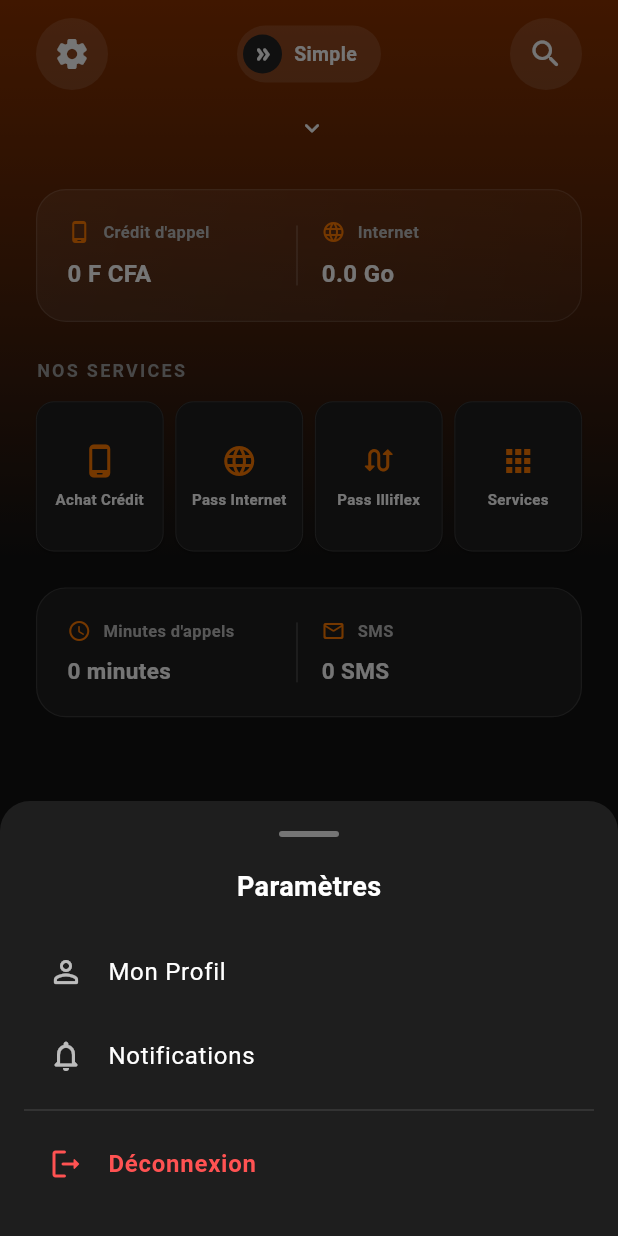
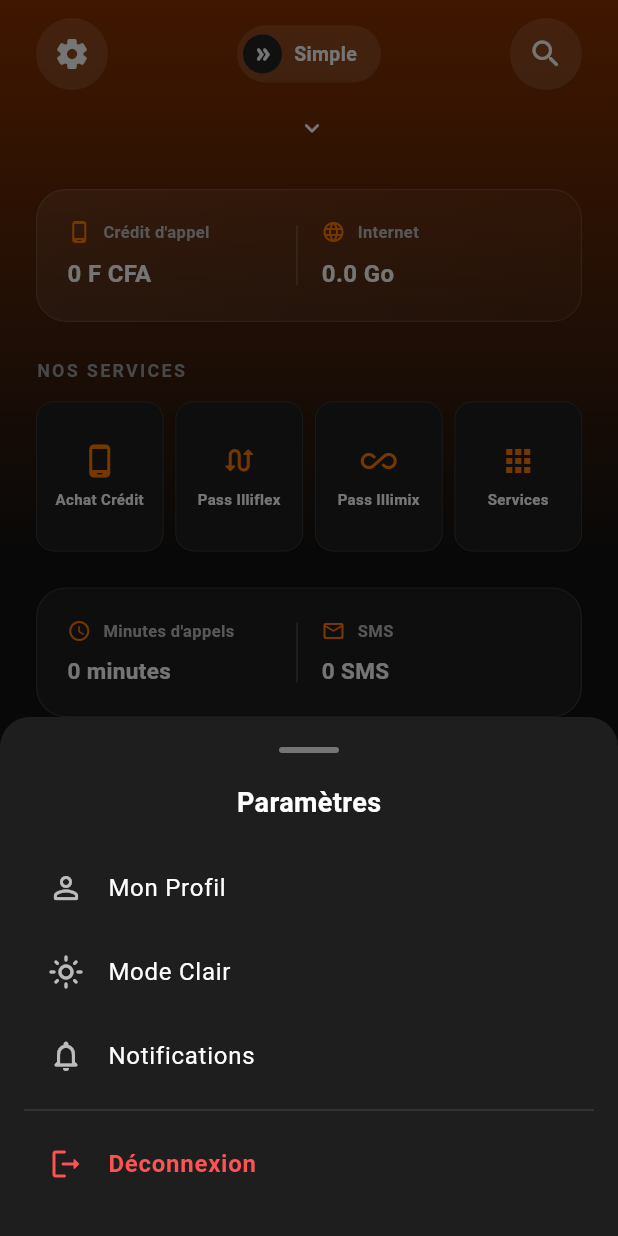
Before and after one commit to memoire-ISI-26/client-ui, a Flutter app: the HomeScreen screen opened directly with empty values, after a tap on the "settings" icon, on a phone screen of 412 x 824 dp. Run offline on Flutter 3.47's test engine with Material 3 defaults, Android fonts, the phone set to English and light mode, and no system bars; network calls fail.

Commit message:
feat: implemented dark/light mode

```diff
--- a/lib/main.dart
+++ b/lib/main.dart
@@ -1,5 +1,8 @@
 import 'package:flutter/material.dart';
 import 'package:client_ui/screens/login_screen.dart';
+
+// Global ValueNotifier to listen to theme changes (default is dark mode)
+final ValueNotifier<ThemeMode> themeNotifier = ValueNotifier(ThemeMode.dark);
 
 void main() {
   runApp(const MyApp());
@@ -10,17 +13,28 @@ class MyApp extends StatelessWidget {
 
   @override
   Widget build(BuildContext context) {
+    return ValueListenableBuilder<ThemeMode>(
+      valueListenable: themeNotifier,
+      builder: (_, ThemeMode currentMode, __) {
         return MaterialApp(
           title: 'Max It Client',
           debugShowCheckedModeBanner: false,
+          themeMode: currentMode,
           theme: ThemeData(
             useMaterial3: true,
-        colorScheme: ColorScheme.fromSeed(
-          seedColor: const Color(0xFFFF7900),
+            brightness: Brightness.light,
+            primaryColor: const Color(0xFFFF7900),
+            scaffoldBackgroundColor: const Color(0xFFF5F5F5),
+            appBarTheme: const AppBarTheme(
+              backgroundColor: Color(0xFFF5F5F5),
+              foregroundColor: Colors.black,
+              elevation: 0,
+            ),
+          ),
+          darkTheme: ThemeData(
+            useMaterial3: true,
             brightness: Brightness.dark,
-          primary: const Color(0xFFFF7900),
-          background: const Color(0xFF121212),
-        ),
+            primaryColor: const Color(0xFFFF7900),
             scaffoldBackgroundColor: const Color(0xFF121212),
             appBarTheme: const AppBarTheme(
               backgroundColor: Color(0xFF121212),
@@ -30,5 +44,7 @@ class MyApp extends StatelessWidget {
           ),
           home: const LoginScreen(),
         );
+      },
+    );
   }
 }
--- a/lib/screens/home_screen.dart
+++ b/lib/screens/home_screen.dart
@@ -11,6 +11,8 @@ import 'package:client_ui/screens/withdrawal_screen.dart';
 import 'package:client_ui/screens/rapido_screen.dart';
 import 'package:client_ui/screens/transfert_screen.dart';
 import 'package:client_ui/screens/achat_international_screen.dart';
+import 'package:client_ui/screens/profile_screen.dart';
+import 'package:client_ui/main.dart';
 
 class ServiceItem {
   final String title;
@@ -63,14 +65,8 @@ class _HomeScreenState extends State<HomeScreen> {
   List<ServiceItem> _omyServices = [];
   List<String> _preferredServiceIds = [];
   Map<String, List<String>> _preferredServiceIdsMap = {};
-  Map<String, List<String>> _defaultServices = {
-    "OMY": ["OMY.SERVICES.TRANSFERT", "OMY.SERVICES.VOICEBUNDLE"],
-    "TELCO": ["TELCO.SERVICES.PASS.VOICE", "TELCO.SERVICES.PASS.DATA"]
-  };
-  Map<String, List<String>> _defaultServicesAdvanced = {
-    "OMY": ["OMY.SERVICES.TRANSFERT", "OMY.SERVICES.VOICEBUNDLE", "DEPOT", "OMY.SERVICES.RETRAIT", "RAPIDO"],
-    "TELCO": ["TELCO.SERVICES.PASS.VOICE", "TELCO.SERVICES.PASS.DATA", "TELCO.SERVICES.PASS.ILLIMIX", "TELCO.SERVICES.PASS.ILLIFLEX", "TELCO.SERVICES.PASS.VOICE"]
-  };
+  Map<String, List<String>> _defaultServices = {};
+  Map<String, List<String>> _defaultServicesAdvanced = {};
 
   @override
   void initState() {
@@ -618,22 +614,23 @@ class _HomeScreenState extends State<HomeScreen> {
   @override
   Widget build(BuildContext context) {
     const orangeColor = Color(0xFFFF7900);
-    const darkBgColor = Color(0xFF121212);
-    const darkCardColor = Color(0xFF1E1E1E);
+    final isDark = Theme.of(context).brightness == Brightness.dark;
+    final darkBgColor = isDark ? const Color(0xFF121212) : const Color(0xFFF5F5F5);
+    final darkCardColor = isDark ? const Color(0xFF1E1E1E) : Colors.white;
 
     return Scaffold(
       backgroundColor: darkBgColor,
       body: Container(
-        decoration: const BoxDecoration(
+        decoration: BoxDecoration(
           gradient: LinearGradient(
             begin: Alignment.topCenter,
             end: Alignment.bottomCenter,
             colors: [
-              Color(0xFF8C3200), // Premium dark orange gradient
-              Color(0xFF121212),
-              Color(0xFF121212),
+              isDark ? const Color(0xFF8C3200) : const Color(0xFFFFEAD5),
+              darkBgColor,
+              darkBgColor,
             ],
-            stops: [0.0, 0.45, 1.0],
+            stops: const [0.0, 0.45, 1.0],
           ),
         ),
         child: SafeArea(
@@ -651,11 +648,11 @@ class _HomeScreenState extends State<HomeScreen> {
                         // Left: Settings gear button
                         Container(
                           decoration: BoxDecoration(
-                            color: Colors.white.withOpacity(0.12),
+                            color: isDark ? Colors.white.withOpacity(0.12) : Colors.black.withOpacity(0.08),
                             shape: BoxShape.circle,
                           ),
                           child: IconButton(
-                            icon: const Icon(Icons.settings_rounded, color: Colors.white),
+                            icon: Icon(Icons.settings_rounded, color: isDark ? Colors.white : Colors.black87),
                             onPressed: () => _showSettingsBottomSheet(context, darkCardColor, orangeColor),
                           ),
                         ),
@@ -672,7 +669,7 @@ class _HomeScreenState extends State<HomeScreen> {
                             height: 38,
                             padding: const EdgeInsets.symmetric(horizontal: 4, vertical: 4),
                             decoration: BoxDecoration(
-                              color: Colors.white.withOpacity(0.12),
+                              color: isDark ? Colors.white.withOpacity(0.12) : Colors.black.withOpacity(0.08),
                               borderRadius: BorderRadius.circular(19),
                             ),
                             child: Row(
@@ -681,36 +678,36 @@ class _HomeScreenState extends State<HomeScreen> {
                                 if (_isSimpleMode) ...[
                                   Container(
                                     padding: const EdgeInsets.all(6),
-                                    decoration: const BoxDecoration(
-                                      color: Color(0xFF222222),
+                                    decoration: BoxDecoration(
+                                      color: isDark ? const Color(0xFF222222) : Colors.white,
                                       shape: BoxShape.circle,
                                     ),
-                                    child: const Icon(Icons.double_arrow_rounded, color: Colors.white, size: 14),
+                                    child: Icon(Icons.double_arrow_rounded, color: isDark ? Colors.white : const Color(0xFFFF7900), size: 14),
                                   ),
                                   const SizedBox(width: 8),
-                                  const Padding(
-                                    padding: EdgeInsets.only(right: 12.0),
+                                  Padding(
+                                    padding: const EdgeInsets.only(right: 12.0),
                                     child: Text(
                                       "Simple",
-                                      style: TextStyle(color: Colors.white, fontWeight: FontWeight.bold, fontSize: 13),
+                                      style: TextStyle(color: isDark ? Colors.white : Colors.black87, fontWeight: FontWeight.bold, fontSize: 13),
                                     ),
                                   ),
                                 ] else ...[
-                                  const Padding(
-                                    padding: EdgeInsets.only(left: 12.0),
+                                  Padding(
+                                    padding: const EdgeInsets.only(left: 12.0),
                                     child: Text(
                                       "Avancé",
-                                      style: TextStyle(color: Colors.white, fontWeight: FontWeight.bold, fontSize: 13),
+                                      style: TextStyle(color: isDark ? Colors.white : Colors.black87, fontWeight: FontWeight.bold, fontSize: 13),
                                     ),
                                   ),
                                   const SizedBox(width: 8),
                                   Container(
                                     padding: const EdgeInsets.all(6),
-                                    decoration: const BoxDecoration(
-                                      color: Color(0xFF222222),
+                                    decoration: BoxDecoration(
+                                      color: isDark ? const Color(0xFF222222) : Colors.white,
                                       shape: BoxShape.circle,
                                     ),
-                                    child: const Icon(Icons.keyboard_double_arrow_left_rounded, color: Colors.white, size: 14),
+                                    child: Icon(Icons.keyboard_double_arrow_left_rounded, color: isDark ? Colors.white : const Color(0xFFFF7900), size: 14),
                                   ),
                                 ],
                               ],
@@ -721,11 +718,11 @@ class _HomeScreenState extends State<HomeScreen> {
                         // Right: Search Button
                         Container(
                           decoration: BoxDecoration(
-                            color: Colors.white.withOpacity(0.12),
+                            color: isDark ? Colors.white.withOpacity(0.12) : Colors.black.withOpacity(0.08),
                             shape: BoxShape.circle,
                           ),
                           child: IconButton(
-                            icon: const Icon(Icons.search_rounded, color: Colors.white),
+                            icon: Icon(Icons.search_rounded, color: isDark ? Colors.white : Colors.black87),
                             onPressed: () {
                               showSearch(
                                 context: context,
@@ -744,15 +741,15 @@ class _HomeScreenState extends State<HomeScreen> {
                     children: [
                       Text(
                         _getObfuscatedPhone(widget.identifier),
-                        style: const TextStyle(
-                          color: Colors.white,
+                        style: TextStyle(
+                          color: isDark ? Colors.white : Colors.black87,
                           fontSize: 18,
                           fontWeight: FontWeight.bold,
                           letterSpacing: 1.2,
                         ),
                       ),
                       const SizedBox(width: 4),
-                      const Icon(Icons.keyboard_arrow_down_rounded, color: Colors.white, size: 20),
+                      Icon(Icons.keyboard_arrow_down_rounded, color: isDark ? Colors.white : Colors.black87, size: 20),
                     ],
                   ),
                   const SizedBox(height: 16),
@@ -1439,6 +1436,11 @@ class _HomeScreenState extends State<HomeScreen> {
         borderRadius: BorderRadius.vertical(top: Radius.circular(20)),
       ),
       builder: (BuildContext context) {
+        final isDark = Theme.of(context).brightness == Brightness.dark;
+        final sheetTextColor = isDark ? Colors.white : Colors.black87;
+        final sheetIconColor = isDark ? Colors.white70 : Colors.black54;
+        final dividerColor = isDark ? Colors.white12 : Colors.black12;
+
         return SafeArea(
           child: Padding(
             padding: const EdgeInsets.symmetric(vertical: 20, horizontal: 16),
@@ -1450,46 +1452,63 @@ class _HomeScreenState extends State<HomeScreen> {
                   height: 4,
                   margin: const EdgeInsets.only(bottom: 20),
                   decoration: BoxDecoration(
-                    color: Colors.grey[600],
+                    color: isDark ? Colors.grey[600] : Colors.grey[400],
                     borderRadius: BorderRadius.circular(2),
                   ),
                 ),
-                const Text(
+                Text(
                   "Paramètres",
                   style: TextStyle(
-                    color: Colors.white,
+                    color: sheetTextColor,
                     fontSize: 18,
                     fontWeight: FontWeight.bold,
                   ),
                 ),
                 const SizedBox(height: 16),
                 ListTile(
-                  leading: const Icon(Icons.person_outline_rounded, color: Colors.white70),
-                  title: const Text("Mon Profil", style: TextStyle(color: Colors.white)),
+                  leading: Icon(Icons.person_outline_rounded, color: sheetIconColor),
+                  title: Text("Mon Profil", style: TextStyle(color: sheetTextColor)),
+                  onTap: () {
+                    Navigator.pop(context);
+                    Navigator.push(
+                      context,
+                      MaterialPageRoute(
+                        builder: (context) => ProfileScreen(
+                          myNumber: widget.identifier,
+                          token: widget.token,
+                        ),
+                      ),
+                    );
+                  },
+                ),
+                ListTile(
+                  leading: Icon(
+                    isDark ? Icons.light_mode_outlined : Icons.dark_mode_outlined,
+                    color: sheetIconColor,
+                  ),
+                  title: Text(
+                    isDark ? "Mode Clair" : "Mode Sombre",
+                    style: TextStyle(color: sheetTextColor),
+                  ),
+                  onTap: () {
+                    Navigator.pop(context);
+                    themeNotifier.value = isDark ? ThemeMode.light : ThemeMode.dark;
+                  },
+                ),
+                ListTile(
+                  leading: Icon(Icons.notifications_none_rounded, color: sheetIconColor),
+                  title: Text("Notifications", style: TextStyle(color: sheetTextColor)),
                   onTap: () {
                     Navigator.pop(context);
                     ScaffoldMessenger.of(context).showSnackBar(
-                      const SnackBar(
-                        content: Text("Profil bientôt disponible"),
-                        backgroundColor: Colors.white24,
+                      SnackBar(
+                        content: const Text("Notifications bientôt disponibles"),
+                        backgroundColor: isDark ? Colors.white24 : Colors.black54,
                       ),
                     );
                   },
                 ),
-                ListTile(
-                  leading: const Icon(Icons.notifications_none_rounded, color: Colors.white70),
-                  title: const Text("Notifications", style: TextStyle(color: Colors.white)),
-                  onTap: () {
-                    Navigator.pop(context);
-                    ScaffoldMessenger.of(context).showSnackBar(
-                      const SnackBar(
-                        content: Text("Notifications bientôt disponibles"),
-                        backgroundColor: Colors.white24,
-                      ),
-                    );
-                  },
-                ),
-                const Divider(color: Colors.white12),
+                Divider(color: dividerColor),
                 ListTile(
                   leading: const Icon(Icons.logout_rounded, color: Colors.redAccent),
                   title: const Text(
@@ -1589,8 +1608,8 @@ class _HomeScreenState extends State<HomeScreen> {
                 textAlign: TextAlign.center,
                 maxLines: 2,
                 overflow: TextOverflow.ellipsis,
-                style: const TextStyle(
-                  color: Colors.white,
+                style: TextStyle(
+                  color: Theme.of(context).brightness == Brightness.dark ? Colors.white : Colors.black87,
                   fontSize: 10,
                   fontWeight: FontWeight.bold,
                 ),
```
Lines whose indentation alone changed are shown as unchanged.
